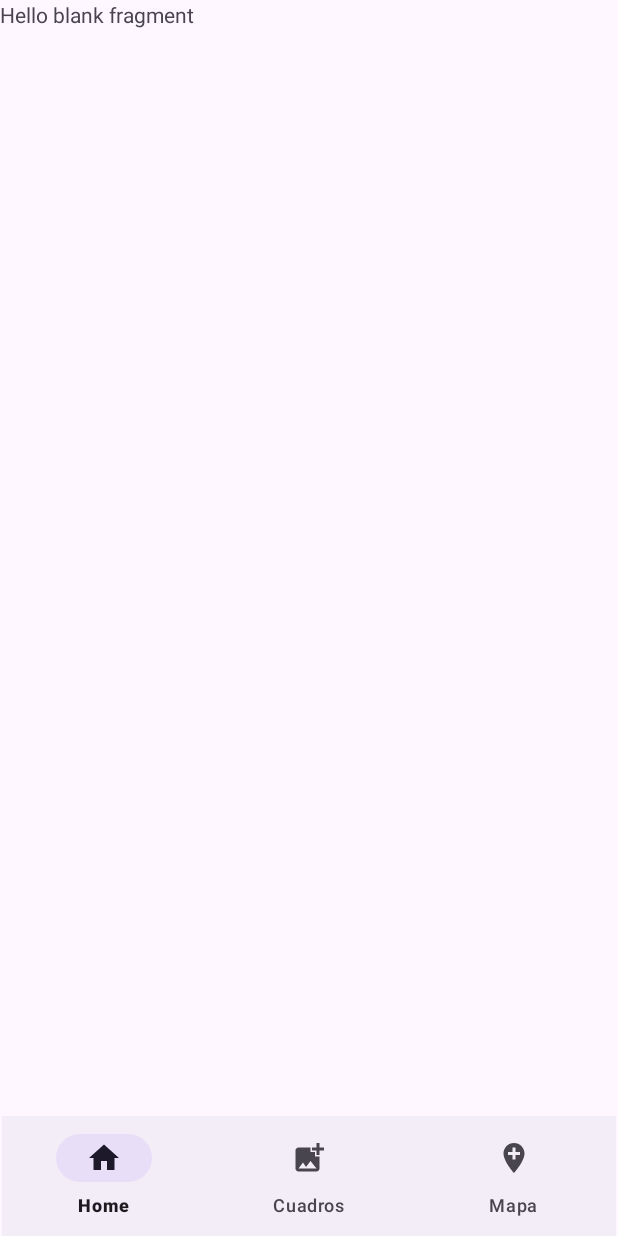
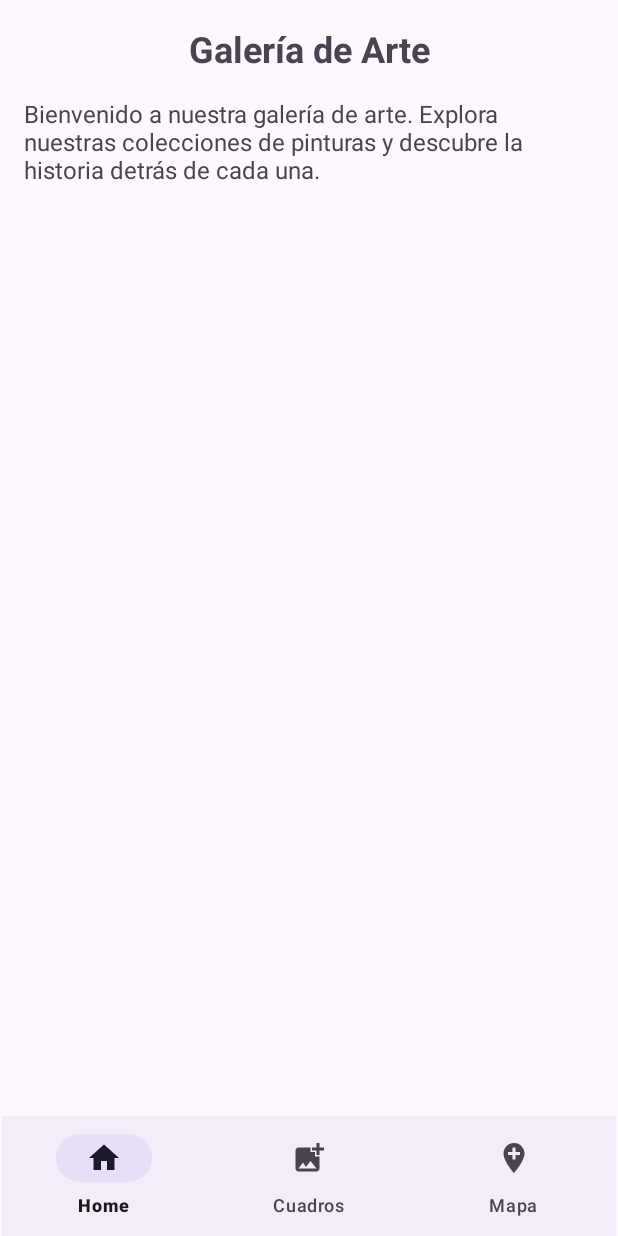
Before and after one commit to luisguillermo900/PROYECTO_IDNP, an Android app: the HomeFragment screen opened directly, with no data from a screen before it, on a phone screen of 412 x 824 dp. Run offline under Robolectric (Android 15) with nearby library versions, the phone set to English and light mode, and no system bars.

Commit message:
Fragment_cuadros, _home, _mapa

```diff
--- a/app/src/main/res/layout/fragment_home.xml
+++ b/app/src/main/res/layout/fragment_home.xml
@@ -1,14 +1,25 @@
 <?xml version="1.0" encoding="utf-8"?>
-<FrameLayout xmlns:android="http://schemas.android.com/apk/res/android"
+<LinearLayout xmlns:android="http://schemas.android.com/apk/res/android"
     xmlns:tools="http://schemas.android.com/tools"
     android:layout_width="match_parent"
     android:layout_height="match_parent"
+    android:orientation="vertical"
+    android:padding="16dp"
     tools:context=".Fragments.HomeFragment">
 
-    <!-- TODO: Update blank fragment layout -->
     <TextView
         android:layout_width="match_parent"
-        android:layout_height="match_parent"
-        android:text="@string/hello_blank_fragment" />
+        android:layout_height="wrap_content"
+        android:text="Galería de Arte"
+        android:textSize="24sp"
+        android:textStyle="bold"
+        android:gravity="center"
+        android:paddingBottom="16dp" />
 
-</FrameLayout>
+    <TextView
+        android:layout_width="match_parent"
+        android:layout_height="wrap_content"
+        android:text="Bienvenido a nuestra galería de arte. Explora nuestras colecciones de pinturas y descubre la historia detrás de cada una."
+        android:textSize="16sp" />
+
+</LinearLayout>
```
Also changed, not shown: app/src/main/res/layout/fragment_cuadros.xml (+12 -5 lines).
